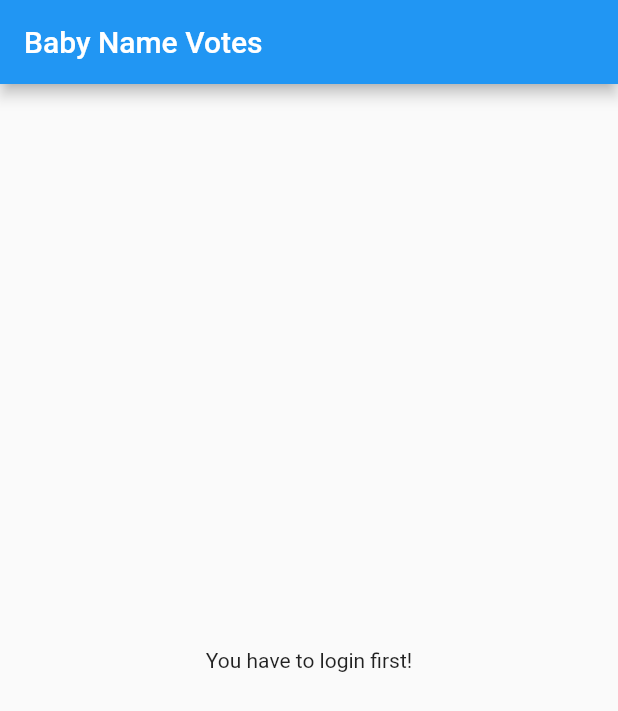
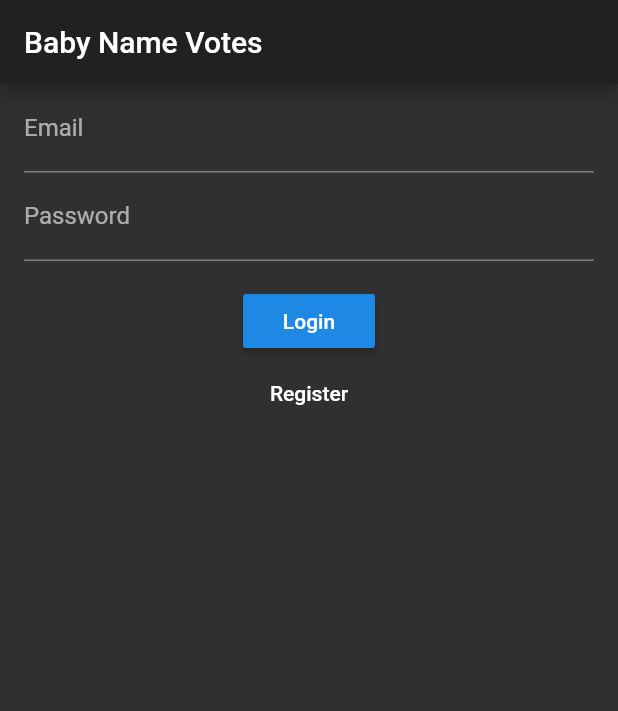
Before and after one commit to ITCraftship/flutter-baby-names, a Flutter app: the screen it shows after launch, on a phone screen of 412 x 824 dp. Shown: the top 711 px of the screen. Run offline on Flutter 3.47's test engine with Material 2 defaults, Android fonts, the phone set to English and light mode, and no system bars; our stand-ins replace cloud_firestore, firebase_auth, google_sign_in; accounts and stored records are empty.

Commit message:
Added login with username & password

```diff
--- a/lib/auth_model.dart
+++ b/lib/auth_model.dart
@@ -2,7 +2,10 @@ import 'package:flutter/material.dart';
 import 'package:name_voter/auth.dart';
 
 class AuthModel extends ChangeNotifier {
+  BaseAuth _auth;
   bool _isAuthenticated = false;
+
+  AuthModel(this._auth);
 
   bool get isAuthenticated => _isAuthenticated;
 
--- /dev/null
+++ b/lib/auth_provider.dart
@@ -0,0 +1,17 @@
+import 'package:flutter/cupertino.dart';
+import 'package:name_voter/auth.dart';
+
+class AuthProvider extends InheritedWidget {
+  final BaseAuth auth;
+
+  AuthProvider({Key key, Widget child, this.auth})
+      : super(key: key, child: child);
+
+  @override
+  bool updateShouldNotify(InheritedWidget oldWidget) {
+    return true;
+  }
+
+  static AuthProvider of(BuildContext context) =>
+      context.dependOnInheritedWidgetOfExactType<AuthProvider>();
+}
--- a/lib/main.dart
+++ b/lib/main.dart
@@ -1,53 +1,186 @@
 import 'package:cloud_firestore/cloud_firestore.dart';
 import 'package:flutter/material.dart';
-import 'package:name_voter/auth_model.dart';
-import 'package:provider/provider.dart';
+
+import 'package:name_voter/auth.dart';
+import 'package:name_voter/auth_provider.dart';
+import 'package:name_voter/validators.dart';
 
 void main() => runApp(MyApp());
 
 class MyApp extends StatelessWidget {
   @override
   Widget build(BuildContext context) {
-    return MaterialApp(
-      title: 'Baby Names',
-      home: ChangeNotifierProvider(
-        create: (_) => new AuthModel(),
-        child: Consumer<AuthModel>(builder: (context, auth, child) {
-          // inspired by https://kentcdodds.com/blog/authentication-in-react-applications
-          return !auth.isAuthenticated ? UnauthenticatedApp() : MyHomePage();
-        }),
+    return AuthProvider(
+      auth: Auth(),
+      child: MaterialApp(
+        title: 'Baby Names',
+        home: StartPage(),
+        theme: ThemeData.dark(),
       ),
     );
   }
 }
 
-class UnauthenticatedApp extends StatelessWidget {
+class StartPage extends StatelessWidget {
+  @override
+  Widget build(BuildContext context) {
+    final Auth auth = AuthProvider.of(context).auth;
+    return StreamBuilder<String>(
+        stream: auth.onAuthStateChanged,
+        builder: (context, AsyncSnapshot<String> snapshot) {
+          if (snapshot.connectionState == ConnectionState.active) {
+            final bool loggedIn = snapshot.hasData;
+            return !loggedIn ? LoginPage() : NameListPage();
+          }
+          return CircularProgressIndicator();
+        });
+  }
+}
+
+class LoginPage extends StatefulWidget {
+  @override
+  _LoginPageState createState() => _LoginPageState();
+}
+
+class _LoginPageState extends State<LoginPage> {
+  final formKey = GlobalKey<FormState>();
+  String _email, _password;
+  FormType _formType = FormType.login;
+
+  bool validate() {
+    final form = formKey.currentState;
+    form.save();
+
+    if (form.validate()) {
+      return true;
+    }
+    return false;
+  }
+
+  void submit() async {
+    if (validate()) {
+      try {
+        final auth = AuthProvider.of(context).auth;
+        if (_formType == FormType.login) {
+          String userId =
+              await auth.signInWithEmailAndPassword(_email, _password);
+
+          print('Signed in $userId');
+        } else {
+          String userId =
+              await auth.createUserWithEmailAndPassword(_email, _password);
+
+          print('Registered $userId');
+        }
+      } catch (e) {
+        print(e);
+      }
+    }
+  }
+
+  void switchFormState(FormType formType) {
+    formKey.currentState.reset();
+    setState(() {
+      _formType = formType;
+    });
+  }
+
   @override
   Widget build(BuildContext context) {
     return Scaffold(
       appBar: AppBar(title: Text('Baby Name Votes')),
-      body: Padding(
-        padding: EdgeInsets.all(20),
-        child: Center(
-          child: Text('You have to login first!'),
+      body: Center(
+        child: Form(
+          key: formKey,
+          child: Padding(
+              padding: EdgeInsets.symmetric(horizontal: 16),
+              child: Column(
+                children: buildInputs() + buildButtons(),
+              )),
         ),
       ),
     );
   }
-}
 
-class MyHomePage extends StatefulWidget {
-  @override
-  _MyHomePageState createState() {
-    return _MyHomePageState();
+  List<Widget> buildInputs() {
+    return [
+      TextFormField(
+          validator: EmailValidator.validate,
+          decoration: InputDecoration(labelText: 'Email'),
+          onSaved: (value) => _email = value),
+      TextFormField(
+          validator: PasswordValidator.validate,
+          decoration: InputDecoration(labelText: 'Password'),
+          obscureText: true,
+          onSaved: (value) => _password = value),
+    ];
+  }
+
+  List<Widget> buildButtons() {
+    if (_formType == FormType.login) {
+      return [
+        Container(
+          margin: EdgeInsets.only(top: 16),
+          child: RaisedButton(
+              onPressed: () {
+                submit();
+              },
+              child: Text('Login')),
+        ),
+        FlatButton(
+          onPressed: () {
+            switchFormState(FormType.register);
+          },
+          child: Text('Register'),
+        )
+      ];
+    } else {
+      return [
+        Container(
+          margin: EdgeInsets.only(top: 16),
+          child: RaisedButton(
+              onPressed: () {
+                submit();
+              },
+              child: Text('Create account')),
+        ),
+        FlatButton(
+          onPressed: () {
+            switchFormState(FormType.login);
+          },
+          child: Text('Go to Login'),
+        )
+      ];
+    }
   }
 }
 
-class _MyHomePageState extends State<MyHomePage> {
+class NameListPage extends StatefulWidget {
+  @override
+  _NameListPageState createState() {
+    return _NameListPageState();
+  }
+}
+
+class _NameListPageState extends State<NameListPage> {
   @override
   Widget build(BuildContext context) {
     return Scaffold(
-      appBar: AppBar(title: Text('Baby Name Votes')),
+      appBar: AppBar(
+        title: Text('Baby Name Votes'),
+        actions: <Widget>[
+          FlatButton(
+              onPressed: () async {
+                try {
+                  Auth auth = AuthProvider.of(context).auth;
+                  await auth.signOut();
+                } catch (e) {
+                  print(e);
+                }
+              },
+              child: Text('Sign out'))
+        ],
+      ),
       body: _buildBody(context),
     );
   }
--- /dev/null
+++ b/lib/string_extension.dart
@@ -0,0 +1,5 @@
+extension StringExtension on String {
+  String capitalize() {
+    return "${this[0].toUpperCase()}${this.substring(1)}";
+  }
+}
--- /dev/null
+++ b/lib/validators.dart
@@ -0,0 +1,21 @@
+import 'package:name_voter/string_extension.dart';
+
+enum FormType { login, register }
+
+class EmptyValidator {
+  static String validate(String fieldName, String value) {
+    return value.isEmpty ? "${fieldName.capitalize()} can't be empty" : null;
+  }
+}
+
+class EmailValidator {
+  static String validate(String value) {
+    return EmptyValidator.validate('email', value);
+  }
+}
+
+class PasswordValidator {
+  static String validate(String value) {
+    return EmptyValidator.validate('password', value);
+  }
+}
```
Also changed, not shown: 1 other file.
